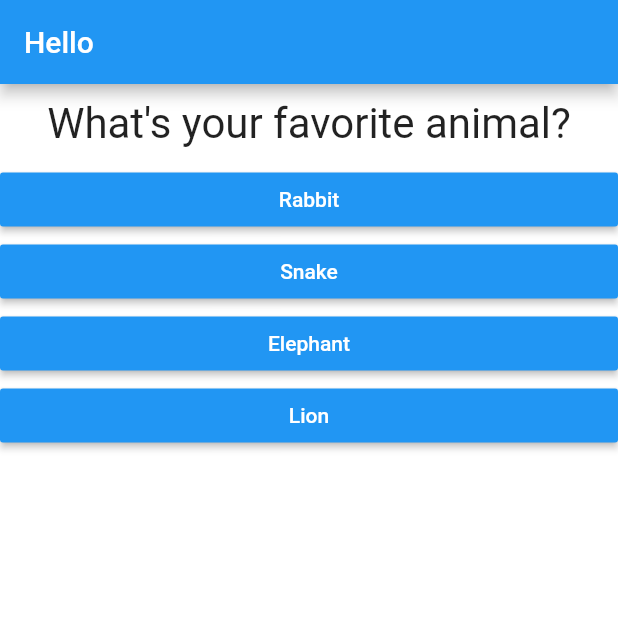
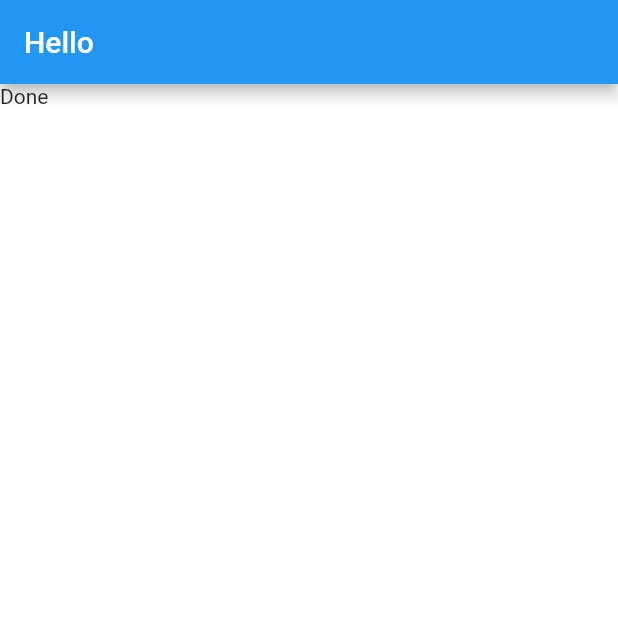
Before and after one commit to p-raj/flutter_complete_guide, a Flutter app: the screen it shows after launch, after a tap on "White", after a tap on "Snake", on a phone screen of 412 x 824 dp, the top half of it. Run offline on Flutter 3.47's test engine with Material 2 defaults, Android fonts, the phone set to English and light mode, and no system bars.

Commit message:
lect 10: handle qa list length | extended lect: 10

```diff
--- a/lib/main.dart
+++ b/lib/main.dart
@@ -31,7 +31,7 @@ class _AppState extends State<App> {
 
   // functions for the class
   void answerQuestions() {
-    if (_qindex < qa.length-1) {
+    if (_qindex < qa.length) {
       setState(() {
         // re-render the widget
         _qindex += 1;
@@ -47,14 +47,14 @@ class _AppState extends State<App> {
         // initialized
         home: Scaffold(
       backgroundColor: Colors.white,
-      body: Column(
+      body: _qindex < qa.length ? Column(
         children: <Widget>[
           Question(qa.elementAt(_qindex)['q']),
           ...(qa.elementAt(_qindex)['a'] as List<String>).map((a) {
             return Answer(a, answerQuestions);
           }).toList(),
         ],
-      ),
+      ): Text('Done'),
       appBar: AppBar(
         backgroundColor: Colors.blue,
         title: Text('Hello'),
```
